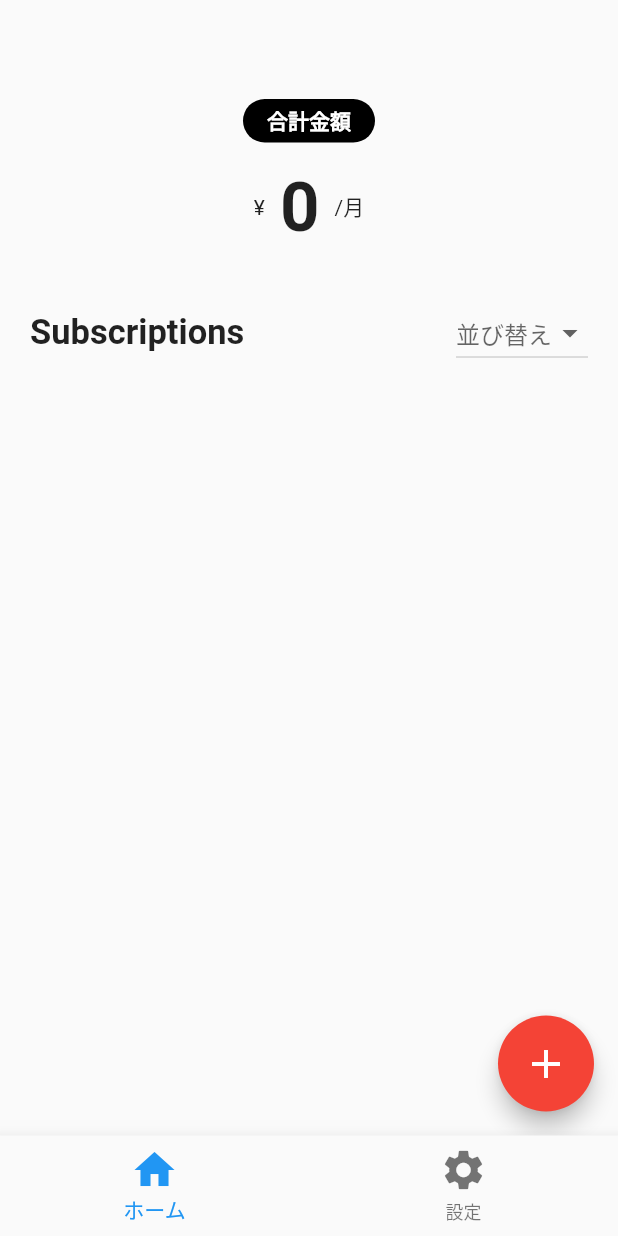
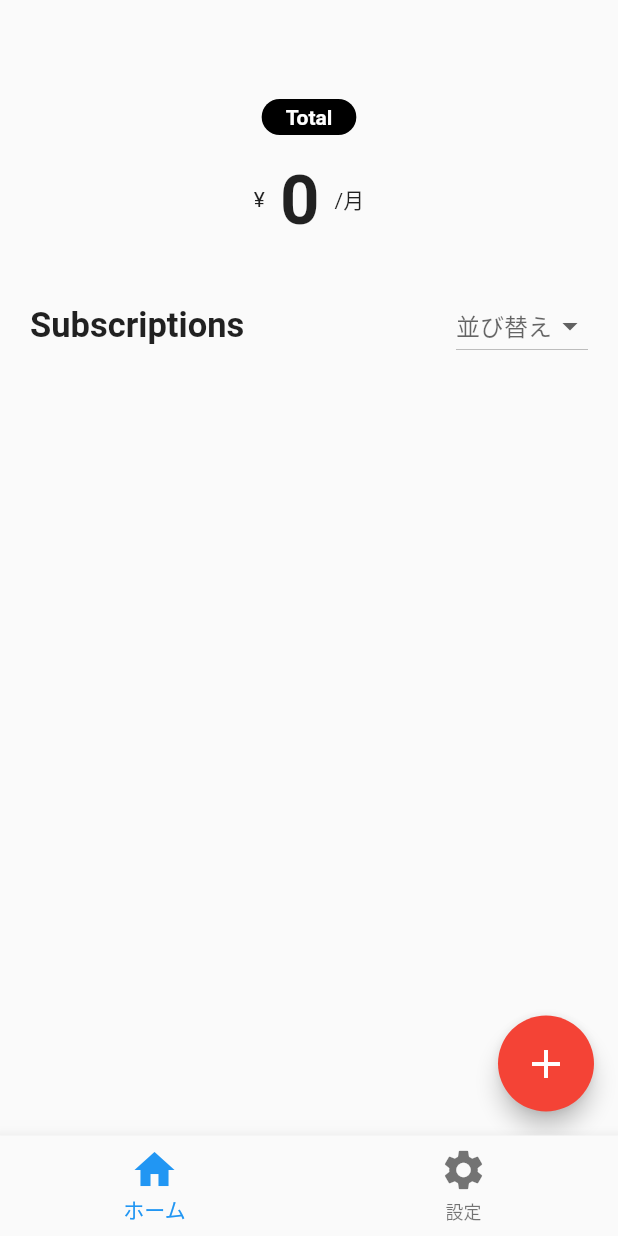
Before and after one commit to CodeGateCircle/subscription_app_mobile, a Flutter app: the screen it shows after launch, after a tap on "管理スタート", on a phone screen of 412 x 824 dp. Run offline on Flutter 3.47's test engine with Material 2 defaults, Android fonts, the phone set to English and light mode, and no system bars; our stand-ins replace dio, flutter_dotenv, flutter_riverpod, image_picker, logger; missing offline and left inert: platform_device_id; generated files the repository leaves out were written again; network calls fail.

Commit message:
多言語対応の設定

```diff
--- /dev/null
+++ b/l10n.yaml
@@ -0,0 +1,3 @@
+arb-dir: lib/config/l10n
+template-arb-file: app_en.arb
+output-localization-file: app_localizations.dart
--- a/lib/main.dart
+++ b/lib/main.dart
@@ -3,6 +3,11 @@ import 'package:flutter_dotenv/flutter_dotenv.dart';
 import 'package:flutter_riverpod/flutter_riverpod.dart';
 import 'package:logger/logger.dart';
 import 'package:subscription_app_web/features/sns_app/app.dart';
+import 'package:flutter_gen/gen_l10n/app_localizations.dart';
+
+final localeProvider = StateProvider<Locale>(
+  (ref) => AppLocalizations.supportedLocales.first,
+);
 
 var logger = Logger();
 void main() async {
@@ -10,16 +15,23 @@ void main() async {
   runApp(const ProviderScope(child: MyApp()));
 }
 
-class MyApp extends StatelessWidget {
+class MyApp extends ConsumerWidget {
   const MyApp({Key? key}) : super(key: key);
 
   @override
-  Widget build(BuildContext context) {
+  Widget build(BuildContext context, WidgetRef ref) {
+    final provider = Provider((ref) {
+      return ref.watch(localeProvider);
+    });
+
     return MaterialApp(
       title: 'subscription_app',
       theme: ThemeData(
         primarySwatch: Colors.blue,
       ),
+      localizationsDelegates: AppLocalizations.localizationsDelegates,
+      supportedLocales: AppLocalizations.supportedLocales,
+      locale: ref.watch(localeProvider),
       home: const SnsApp(),
     );
   }
--- a/lib/screens/home/total_amount.dart
+++ b/lib/screens/home/total_amount.dart
@@ -1,4 +1,5 @@
 import 'package:flutter/material.dart';
+import 'package:flutter_gen/gen_l10n/app_localizations.dart';
 
 class TotalAmount extends StatefulWidget {
   const TotalAmount({
@@ -30,9 +31,9 @@ class _TotalAmountState extends State<TotalAmount> {
                   color: Colors.black,
                   borderRadius: BorderRadius.circular(9999),
                 ),
-                child: const Text(
-                  "合計金額",
-                  style: TextStyle(
+                child: Text(
+                  AppLocalizations.of(context)!.totalAmount,
+                  style: const TextStyle(
                     color: Colors.white,
                     fontWeight: FontWeight.bold,
                   ),
--- a/lib/screens/settings/settings_screent.dart
+++ b/lib/screens/settings/settings_screent.dart
@@ -1,5 +1,7 @@
 import 'package:flutter/material.dart';
+import 'package:subscription_app_web/screens/language_settings/locale_settings_screen.dart';
 import 'settings_item.dart';
+import 'package:flutter_gen/gen_l10n/app_localizations.dart';
 
 class Settings extends StatelessWidget {
   const Settings({Key? key}) : super(key: key);
@@ -33,8 +35,15 @@ class Settings extends StatelessWidget {
                   onTap: () {},
                 ),
                 SettingsItem(
-                  title: "言語選択",
-                  onTap: () {},
+                  title: AppLocalizations.of(context)!.localeSettings,
+                  onTap: () {
+                    Navigator.push(
+                      context,
+                      MaterialPageRoute(
+                        builder: (context) => const LanguageSettings(),
+                      ),
+                    );
+                  },
                 ),
                 SettingsItem(
                   title: "テーマ選択",
--- a/pubspec.yaml
+++ b/pubspec.yaml
@@ -29,6 +29,8 @@ environment:
 dependencies:
   flutter:
     sdk: flutter
+  flutter_localizations:
+    sdk: flutter
 
   # The following adds the Cupertino Icons font to your application.
   # Use with the CupertinoIcons class for iOS style icons.
@@ -42,6 +44,7 @@ dependencies:
   image_picker: ^0.8.5+3
   platform_device_id: ^1.0.1
   logger: ^1.1.0
+  intl: ^0.17.0
 
 dev_dependencies:
   flutter_test:
@@ -61,6 +64,7 @@ dev_dependencies:
 
 # The following section is specific to Flutter packages.
 flutter:
+  generate: true
   # The following line ensures that the Material Icons font is
   # included with your application, so that you can use the icons in
   # the material Icons class.
```
Also changed, not shown: lib/config/l10n/app_en.arb (added, +15 -0 lines), lib/config/l10n/app_ja.arb (added, +9 -0 lines), lib/screens/language_settings/locale_settings_screen.dart (added, +74 -0 lines), lib/generated/intl/messages_all.dart (added), lib/generated/intl/messages_en.dart (added), lib/generated/l10n.dart (added), pubspec.lock.
